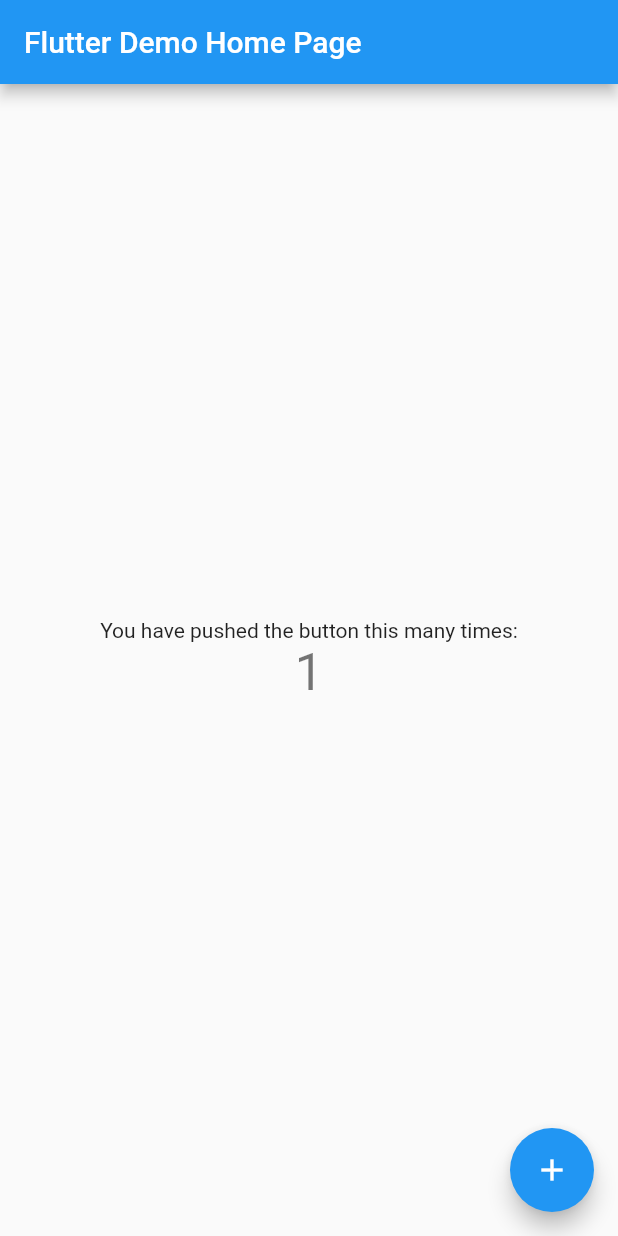
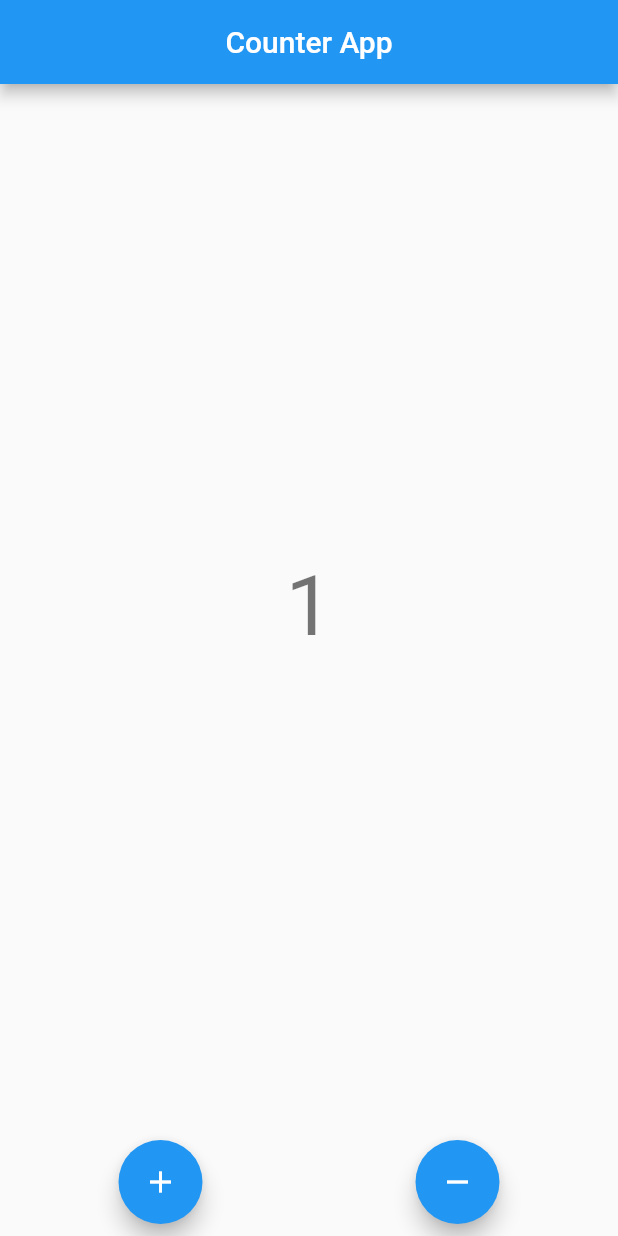
Before and after one commit to ArturMamyrasulov01/tapshyrma_bloc_01, a Flutter app: the screen it shows after launch, after a tap on the "add" icon, on a phone screen of 412 x 824 dp. Run offline on Flutter 3.47's test engine with Material 2 defaults, Android fonts, the phone set to English and light mode, and no system bars; our stand-ins replace bloc, flutter_bloc.

Commit message:
домашнее задание сделано

```diff
--- /dev/null
+++ b/lib/app.dart
@@ -0,0 +1,10 @@
+import 'package:flutter/material.dart';
+import 'package:tapshyrma_bloc_01/counter/view/counter_page.dart';
+
+class CounterApp extends MaterialApp {
+  const CounterApp({super.key})
+      : super(
+          debugShowCheckedModeBanner: false,
+          home: const CounterPage(),
+        );
+}
--- /dev/null
+++ b/lib/counter/cubit/counter_cubit.dart
@@ -0,0 +1,15 @@
+import 'package:bloc/bloc.dart';
+import 'package:flutter/material.dart';
+
+part 'counter_state.dart';
+
+class CounterCubit extends Cubit<int> {
+  CounterCubit() : super(0);
+  void increment() {
+    emit(state + 1);
+  }
+
+  void decrement() {
+    emit(state - 1);
+  }
+}
--- /dev/null
+++ b/lib/counter/cubit/counter_state.dart
@@ -0,0 +1,6 @@
+part of 'counter_cubit.dart';
+
+@immutable
+class CounterState {}
+
+class CounterInitial extends CounterState {}
--- /dev/null
+++ b/lib/counter/view/counter_page.dart
@@ -0,0 +1,16 @@
+import 'package:flutter/material.dart';
+import 'package:flutter_bloc/flutter_bloc.dart';
+import 'package:tapshyrma_bloc_01/counter/cubit/counter_cubit.dart';
+import 'package:tapshyrma_bloc_01/counter/view/counter_view.dart';
+
+class CounterPage extends StatelessWidget {
+  const CounterPage({super.key});
+
+  @override
+  Widget build(BuildContext context) {
+    return BlocProvider(
+      create: (_) => CounterCubit(),
+      child: const CounterView(),
+    );
+  }
+}
--- /dev/null
+++ b/lib/counter/view/counter_view.dart
@@ -0,0 +1,50 @@
+import 'package:flutter/material.dart';
+
+import 'package:flutter_bloc/flutter_bloc.dart';
+import 'package:tapshyrma_bloc_01/counter/cubit/counter_cubit.dart';
+
+class CounterView extends StatelessWidget {
+  const CounterView({super.key});
+
+  @override
+  Widget build(BuildContext context) {
+    return Scaffold(
+      appBar: AppBar(
+        centerTitle: true,
+        title: const Text("Counter App"),
+      ),
+      body: Center(
+        child: BlocBuilder<CounterCubit, int>(
+          builder: (context, state) {
+            return Text(
+              "$state",
+              style: Theme.of(context).textTheme.headline2,
+            );
+          },
+        ),
+      ),
+      bottomNavigationBar: Padding(
+        padding: const EdgeInsets.all(8.0),
+        child: Row(
+          mainAxisAlignment: MainAxisAlignment.spaceAround,
+          children: [
+            FloatingActionButton(
+              onPressed: () {
+                context.read<CounterCubit>().increment();
+              },
+              key: const Key("counterCubit_increament_fab"),
+              child: const Icon(Icons.add),
+            ),
+            FloatingActionButton(
+              onPressed: () {
+                context.read<CounterCubit>().decrement();
+              },
+              key: const Key("counterCubit_decreament_fab"),
+              child: const Icon(Icons.remove),
+            ),
+          ],
+        ),
+      ),
+    );
+  }
+}
--- a/lib/main.dart
+++ b/lib/main.dart
@@ -1,115 +1,21 @@
 import 'package:flutter/material.dart';
 
+import 'app.dart';
+
 void main() {
-  runApp(const MyApp());
+  runApp(const CounterApp());
 }
 
-class MyApp extends StatelessWidget {
-  const MyApp({super.key});
+// class CounterApp extends StatelessWidget {
+//   const CounterApp({super.key});
 
-  // This widget is the root of your application.
-  @override
-  Widget build(BuildContext context) {
-    return MaterialApp(
-      title: 'Flutter Demo',
-      theme: ThemeData(
-        // This is the theme of your application.
-        //
-        // Try running your application with "flutter run". You'll see the
-        // application has a blue toolbar. Then, without quitting the app, try
-        // changing the primarySwatch below to Colors.green and then invoke
-        // "hot reload" (press "r" in the console where you ran "flutter run",
-        // or simply save your changes to "hot reload" in a Flutter IDE).
-        // Notice that the counter didn't reset back to zero; the application
-        // is not restarted.
-        primarySwatch: Colors.blue,
-      ),
-      home: const MyHomePage(title: 'Flutter Demo Home Page'),
-    );
-  }
-}
-
-class MyHomePage extends StatefulWidget {
-  const MyHomePage({super.key, required this.title});
-
-  // This widget is the home page of your application. It is stateful, meaning
-  // that it has a State object (defined below) that contains fields that affect
-  // how it looks.
-
-  // This class is the configuration for the state. It holds the values (in this
-  // case the title) provided by the parent (in this case the App widget) and
-  // used by the build method of the State. Fields in a Widget subclass are
-  // always marked "final".
-
-  final String title;
-
-  @override
-  State<MyHomePage> createState() => _MyHomePageState();
-}
-
-class _MyHomePageState extends State<MyHomePage> {
-  int _counter = 0;
-
-  void _incrementCounter() {
-    setState(() {
-      // This call to setState tells the Flutter framework that something has
-      // changed in this State, which causes it to rerun the build method below
-      // so that the display can reflect the updated values. If we changed
-      // _counter without calling setState(), then the build method would not be
-      // called again, and so nothing would appear to happen.
-      _counter++;
-    });
-  }
-
-  @override
-  Widget build(BuildContext context) {
-    // This method is rerun every time setState is called, for instance as done
-    // by the _incrementCounter method above.
-    //
-    // The Flutter framework has been optimized to make rerunning build methods
-    // fast, so that you can just rebuild anything that needs updating rather
-    // than having to individually change instances of widgets.
-    return Scaffold(
-      appBar: AppBar(
-        // Here we take the value from the MyHomePage object that was created by
-        // the App.build method, and use it to set our appbar title.
-        title: Text(widget.title),
-      ),
-      body: Center(
-        // Center is a layout widget. It takes a single child and positions it
-        // in the middle of the parent.
-        child: Column(
-          // Column is also a layout widget. It takes a list of children and
-          // arranges them vertically. By default, it sizes itself to fit its
-          // children horizontally, and tries to be as tall as its parent.
-          //
-          // Invoke "debug painting" (press "p" in the console, choose the
-          // "Toggle Debug Paint" action from the Flutter Inspector in Android
-          // Studio, or the "Toggle Debug Paint" command in Visual Studio Code)
-          // to see the wireframe for each widget.
-          //
-          // Column has various properties to control how it sizes itself and
-          // how it positions its children. Here we use mainAxisAlignment to
-          // center the children vertically; the main axis here is the vertical
-          // axis because Columns are vertical (the cross axis would be
-          // horizontal).
-          mainAxisAlignment: MainAxisAlignment.center,
-          children: <Widget>[
-            const Text(
-              'You have pushed the button this many times:',
-            ),
-            Text(
-              '$_counter',
-              style: Theme.of(context).textTheme.headline4,
-            ),
-          ],
-        ),
-      ),
-      floatingActionButton: FloatingActionButton(
-        onPressed: _incrementCounter,
-        tooltip: 'Increment',
-        child: const Icon(Icons.add),
-      ), // This trailing comma makes auto-formatting nicer for build methods.
-    );
-  }
-}
+//   @override
+//   Widget build(BuildContext context) {
+//     return const MaterialApp(
+//       debugShowCheckedModeBanner: false,
+//       home: SafeArea(
+//         child: CounterPage(),
+//       ),
+//     );
+//   }
+// }
--- a/pubspec.yaml
+++ b/pubspec.yaml
@@ -36,6 +36,8 @@
   # The following adds the Cupertino Icons font to your application.
   # Use with the CupertinoIcons class for iOS style icons.
   cupertino_icons: ^1.0.2
+  flutter_bloc: ^8.1.3
+
 
 dev_dependencies:
   flutter_test:
```
Also changed, not shown: pubspec.lock, 1 other file.
